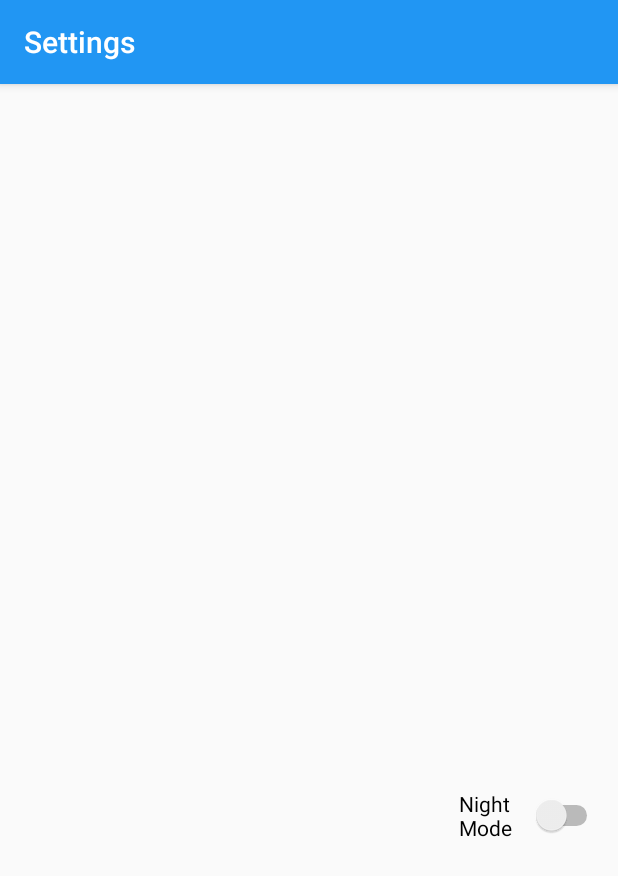
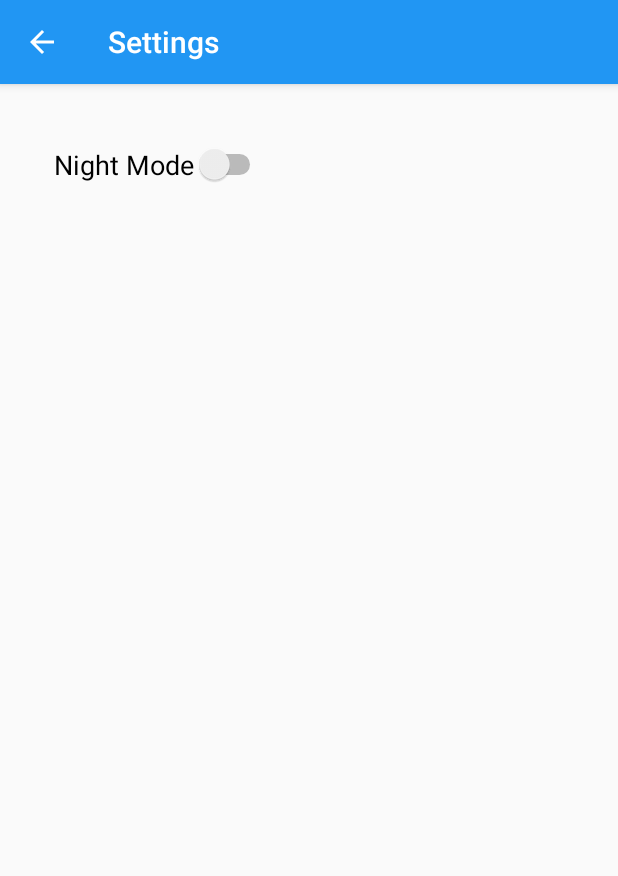
Before and after one commit to pjoshi1715/Android-Studio-Skeleton-App, an Android app: the screen it shows after launch (Settings), after a tap on "SETTINGS", on a phone screen of 412 x 824 dp. Shown: the top 876 px of the screen. Run offline under Robolectric (Android 15) with nearby library versions, the phone set to English and light mode, and no system bars; our stand-ins replace androidx.preference, navigation-ui; 3 statements that could not run were skipped.

Commit message:
Navigation for Settings to Home Improved

```diff
--- a/app/src/main/AndroidManifest.xml
+++ b/app/src/main/AndroidManifest.xml
@@ -11,7 +11,12 @@
         android:theme="@style/AppTheme">
         <activity
             android:name=".Settings"
-            android:label="@string/title_activity_settings"></activity>
+            android:label="Settings"
+            android:parentActivityName=".MainActivity">
+            <meta-data
+            android:name="android.support.PARENT_ACTIVITY"
+            android:value=".MainActivity"/>
+        </activity>
         <activity
             android:name=".MainActivity"
             android:label="@string/app_name">
--- a/app/src/main/java/CSA/myapplication/MainActivity.java
+++ b/app/src/main/java/CSA/myapplication/MainActivity.java
@@ -20,7 +20,7 @@ import androidx.navigation.ui.NavigationUI;
 
 
 
-public class MainActivity extends AppCompatActivity implements View.OnClickListener {
+public class MainActivity extends AppCompatActivity {
     @Override
     protected void onCreate(Bundle savedInstanceState) {
         super.onCreate(savedInstanceState);
@@ -35,13 +35,12 @@ public class MainActivity extends AppCompatActivity implements View.OnClickListe
         NavigationUI.setupActionBarWithNavController(this, navController, appBarConfiguration);
         NavigationUI.setupWithNavController(navView, navController);
         final Button settingbutton = (Button) findViewById(R.id.settingbutton);
-        settingbutton.setOnClickListener(this);
+        settingbutton.setOnClickListener(new Button.OnClickListener() {
+            public void onClick (View v) {
+                Intent switchscreen = new Intent(MainActivity.this, Settings.class);
+                startActivity(switchscreen);
+            }
+        });
 
     }
-
-    @Override
-    public void onClick(View v) {
-        Intent switchscreen = new Intent(MainActivity.this, Settings.class);
-        startActivity(switchscreen);
-    }
 }
--- a/app/src/main/java/CSA/myapplication/Settings.java
+++ b/app/src/main/java/CSA/myapplication/Settings.java
@@ -1,12 +1,20 @@
 package CSA.myapplication;
 
+import android.content.Intent;
 import android.graphics.Color;
 import android.os.Bundle;
+import android.view.View;
+import android.widget.Button;
 import android.widget.CompoundButton;
+import android.widget.LinearLayout;
 import android.widget.Switch;
 import androidx.appcompat.app.ActionBar;
 import androidx.appcompat.app.AppCompatActivity;
 import androidx.constraintlayout.widget.ConstraintLayout;
+import androidx.navigation.NavController;
+import androidx.navigation.Navigation;
+import androidx.navigation.ui.AppBarConfiguration;
+import androidx.navigation.ui.NavigationUI;
 import androidx.preference.PreferenceFragmentCompat;
 
 import com.google.android.material.bottomnavigation.BottomNavigationView;
@@ -16,36 +24,28 @@ public class Settings extends AppCompatActivity {
     protected void onCreate(Bundle savedInstanceState) {
         super.onCreate(savedInstanceState);
         setContentView(R.layout.settings_activity);
+        BottomNavigationView navView = findViewById(R.id.nav_view);
+        // Passing each menu ID as a set of Ids because each
+        // menu should be considered as top level destinations.
+        AppBarConfiguration appBarConfiguration = new AppBarConfiguration.Builder(
+                R.id.navigation_home, R.id.navigation_dashboard, R.id.navigation_notifications)
+                .build();
+        NavController navController = Navigation.findNavController(this, R.id.nav_host_fragment);
+        NavigationUI.setupActionBarWithNavController(this, navController, appBarConfiguration);
+        NavigationUI.setupWithNavController(navView, navController);
         final ConstraintLayout container = (ConstraintLayout) findViewById(R.id.container);
         final Switch myswitch = (Switch) findViewById(R.id.myswitch);
-        BottomNavigationView navView = findViewById(R.id.nav_view);
         myswitch.setOnCheckedChangeListener(new CompoundButton.OnCheckedChangeListener() {
             @Override
             public void onCheckedChanged(CompoundButton buttonView, boolean isChecked) {
-                if(isChecked) {
+                if (isChecked) {
                     container.setBackgroundColor(Color.parseColor("#303030"));
 
-                }
-                else {
+                } else {
                     container.setBackgroundColor(Color.parseColor("#ffffff"));
 
                 }
             }
         });
     }
-
-    /*public static class SettingsFragment extends PreferenceFragmentCompat {
-        @Override
-        getSupportFragmentManager()
-                .beginTransaction()
-                .replace(R.id.settings, new SettingsFragment())
-                .commit();
-        ActionBar actionBar = getSupportActionBar();
-        if (actionBar != null) {
-            actionBar.setDisplayHomeAsUpEnabled(true);
-        }
-        public void onCreatePreferences(Bundle savedInstanceState, String rootKey) {
-            setPreferencesFromResource(R.xml.root_preferences, rootKey);
-        }
-    }*/
 }
--- a/app/src/main/res/layout/settings_activity.xml
+++ b/app/src/main/res/layout/settings_activity.xml
@@ -1,22 +1,20 @@
-<LinearLayout xmlns:android="http://schemas.android.com/apk/res/android"
+<androidx.constraintlayout.widget.ConstraintLayout xmlns:android="http://schemas.android.com/apk/res/android"
+    xmlns:app="http://schemas.android.com/apk/res-auto"
+    xmlns:tools="http://schemas.android.com/tools"
     android:id="@+id/container"
     android:layout_width="match_parent"
-    android:layout_height="match_parent"
-    android:orientation="vertical"
-    android:padding="10dp">
+    android:layout_height="match_parent">
 
     <Switch
         android:id="@+id/myswitch"
         android:layout_width="wrap_content"
         android:layout_height="wrap_content"
-        android:layout_alignParentStart="true"
-        android:layout_alignParentLeft="true"
-        android:layout_alignParentTop="true"
-        android:layout_alignParentEnd="true"
-        android:layout_alignParentRight="true"
-        android:layout_marginStart="296dp"
-        android:layout_marginTop="460dp"
-        android:text="Night Mode" />
+        android:layout_marginStart="36dp"
+        android:layout_marginTop="40dp"
+        android:text="Night Mode"
+        android:textSize="18sp"
+        app:layout_constraintStart_toStartOf="parent"
+        app:layout_constraintTop_toTopOf="parent" />
 
 
-</LinearLayout>
+</androidx.constraintlayout.widget.ConstraintLayout>
```
